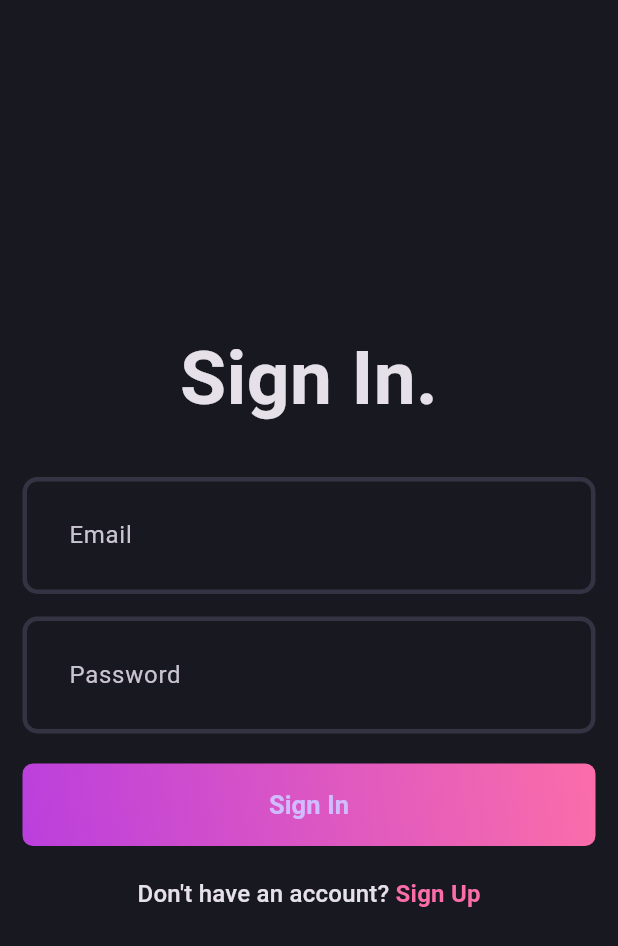
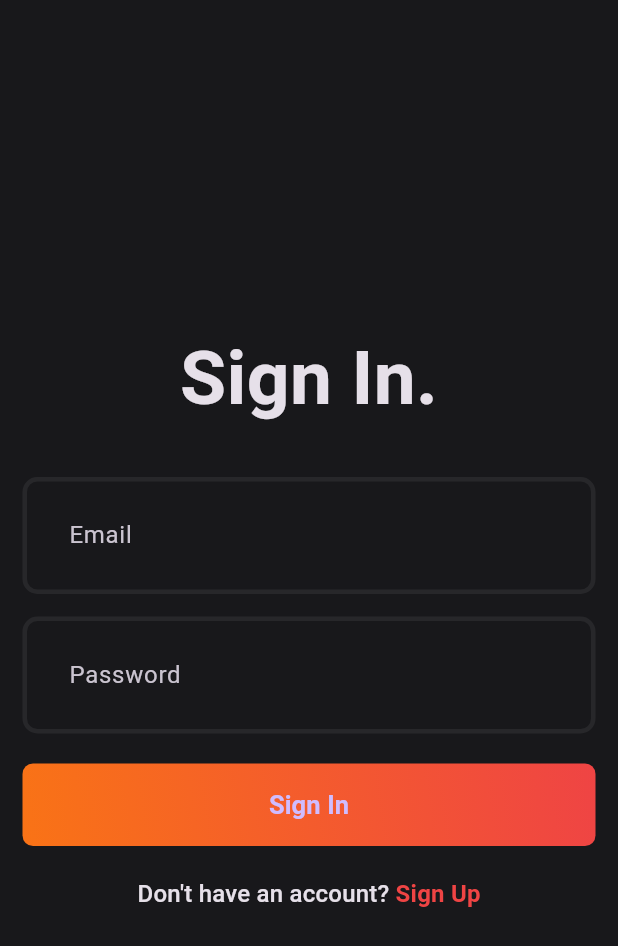
Before and after one commit to Ikhtiar76/blogg_app, a Flutter app: the screen it shows after launch, on a phone screen of 412 x 824 dp. Shown: the top 946 px of the screen. Run offline on Flutter 3.47's test engine with Material 3 defaults, Android fonts, the phone set to English and light mode, and no system bars; our stand-ins replace dotted_border, flutter_bloc, fpdart, get_it, hive, image_picker and 2 more; accounts and stored records are empty.

Commit message:
Refactor code structure for improved readability and maintainability

```diff
--- a/lib/core/theme/app_pallete.dart
+++ b/lib/core/theme/app_pallete.dart
@@ -1,11 +1,12 @@
 import 'package:flutter/material.dart';
 
 class AppPallete {
-  static const Color backgroundColor = Color.fromRGBO(24, 24, 32, 1);
-  static const Color gradient1 = Color.fromRGBO(187, 63, 221, 1);
-  static const Color gradient2 = Color.fromRGBO(251, 109, 169, 1);
-  static const Color gradient3 = Color.fromRGBO(255, 159, 124, 1);
-  static const Color borderColor = Color.fromRGBO(52, 51, 67, 1);
+  static const Color backgroundColor = Color(0xFF18181B);
+  static const Color gradient1 = Color(0xFFF97316);
+  static const Color gradient2 = Color(0xFFEF4444);
+  static const Color gradient3 = Color(0xFFFB7185);
+  static const Color borderColor = Color(0xFF27272A);
+
   static const Color whiteColor = Colors.white;
   static const Color greyColor = Colors.grey;
   static const Color errorColor = Colors.redAccent;
--- a/pubspec.yaml
+++ b/pubspec.yaml
@@ -70,9 +70,8 @@ flutter:
   uses-material-design: true
 
   # To add assets to your application, add an assets section, like this:
-  # assets:
-  #   - images/a_dot_burr.jpeg
-  #   - images/a_dot_ham.jpeg
+  assets:
+    - assets/screenshots/
 
   # An image asset can refer to one or more resolution-specific "variants", see
   # https://flutter.dev/to/resolution-aware-images
```
Also changed, not shown: 6 other files.
